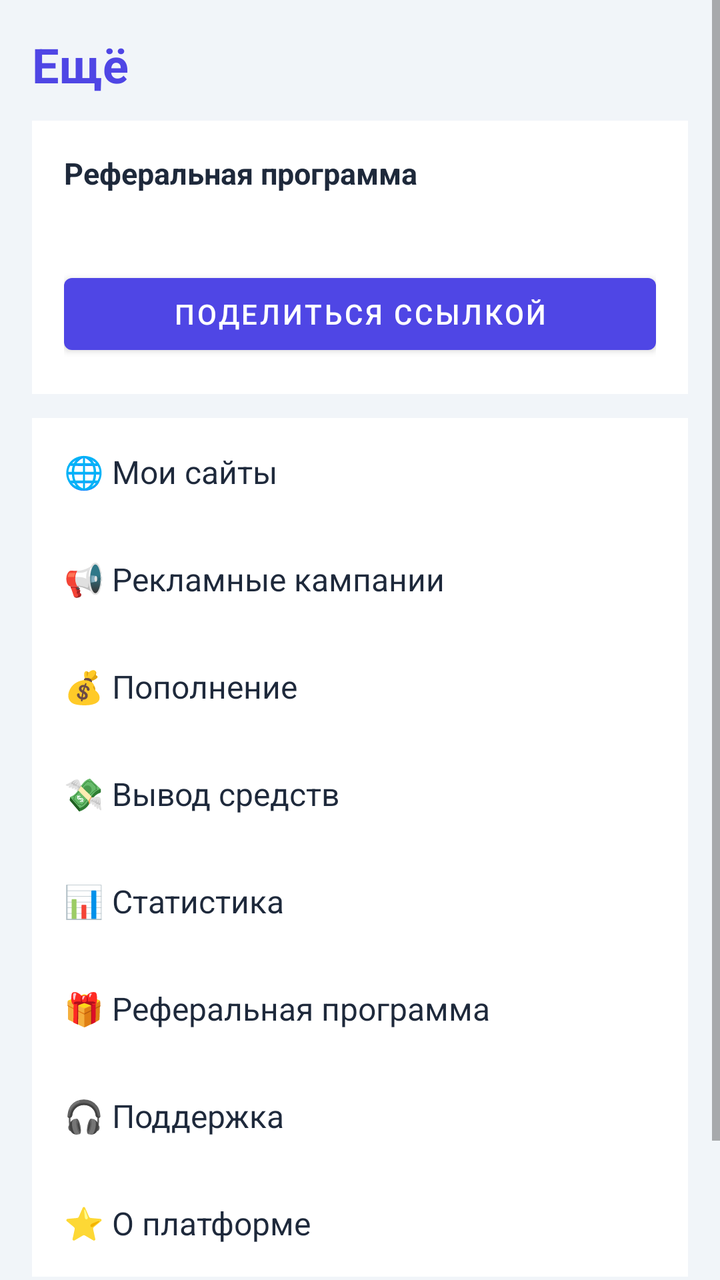
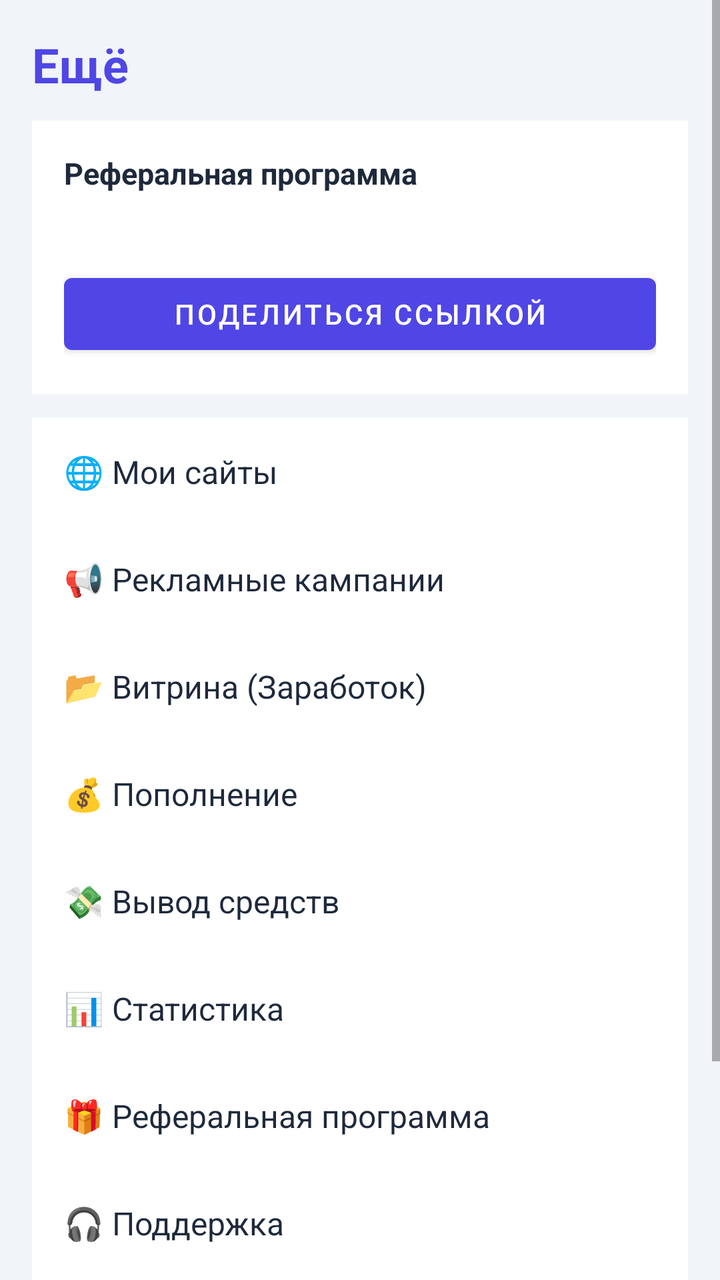

Before-and-after screenshots of an Android layout around one commit, followed by the original layout XML and the change that was made.
<!-- AndroidManifest.xml: application theme Theme.AdLinkPro -->
<!-- res/layout/fragment_more.xml -->
<?xml version="1.0" encoding="utf-8"?>
<ScrollView xmlns:android="http://schemas.android.com/apk/res/android"
    android:layout_width="match_parent"
    android:layout_height="match_parent"
    android:background="@color/bg_light"
    android:fillViewport="true">

    <LinearLayout
        android:layout_width="match_parent"
        android:layout_height="wrap_content"
        android:orientation="vertical"
        android:padding="16dp">

        <TextView
            android:layout_width="match_parent"
            android:layout_height="wrap_content"
            android:text="Ещё"
            android:textColor="@color/primary"
            android:textSize="24sp"
            android:textStyle="bold"
            android:layout_marginBottom="12dp"/>

        <LinearLayout
            android:layout_width="match_parent"
            android:layout_height="wrap_content"
            android:orientation="vertical"
            android:background="@color/white"
            android:padding="16dp">

            <TextView
                android:layout_width="match_parent"
                android:layout_height="wrap_content"
                android:text="Реферальная программа"
                android:textColor="@color/text_main"
                android:textSize="15sp"
                android:textStyle="bold"/>

            <TextView
                android:id="@+id/tv_referral"
                android:layout_width="match_parent"
                android:layout_height="wrap_content"
                android:textColor="@color/primary"
                android:textSize="18sp"
                android:textStyle="bold"
                android:layout_marginTop="4dp"/>

            <Button
                android:id="@+id/btn_share"
                android:layout_width="match_parent"
                android:layout_height="wrap_content"
                android:layout_marginTop="8dp"
                android:text="Поделиться ссылкой"/>
        </LinearLayout>

        <LinearLayout
            android:layout_width="match_parent"
            android:layout_height="wrap_content"
            android:orientation="vertical"
            android:background="@color/white"
            android:layout_marginTop="12dp">

            <TextView android:id="@+id/row_sites"     android:layout_width="match_parent" android:layout_height="wrap_content" android:padding="16dp" android:text="🌐 Мои сайты"              android:textColor="@color/text_main" android:textSize="16sp"/>
            <TextView android:id="@+id/row_campaigns" android:layout_width="match_parent" android:layout_height="wrap_content" android:padding="16dp" android:text="📢 Рекламные кампании"    android:textColor="@color/text_main" android:textSize="16sp"/>
            <TextView android:id="@+id/row_deposit"   android:layout_width="match_parent" android:layout_height="wrap_content" android:padding="16dp" android:text="💰 Пополнение"            android:textColor="@color/text_main" android:textSize="16sp"/>
            <TextView android:id="@+id/row_withdraw"  android:layout_width="match_parent" android:layout_height="wrap_content" android:padding="16dp" android:text="💸 Вывод средств"         android:textColor="@color/text_main" android:textSize="16sp"/>
            <TextView android:id="@+id/row_stats"     android:layout_width="match_parent" android:layout_height="wrap_content" android:padding="16dp" android:text="📊 Статистика"            android:textColor="@color/text_main" android:textSize="16sp"/>
            <TextView android:id="@+id/row_ref"       android:layout_width="match_parent" android:layout_height="wrap_content" android:padding="16dp" android:text="🎁 Реферальная программа" android:textColor="@color/text_main" android:textSize="16sp"/>
            <TextView android:id="@+id/row_support"   android:layout_width="match_parent" android:layout_height="wrap_content" android:padding="16dp" android:text="🎧 Поддержка"             android:textColor="@color/text_main" android:textSize="16sp"/>
            <TextView android:id="@+id/row_about"     android:layout_width="match_parent" android:layout_height="wrap_content" android:padding="16dp" android:text="⭐ О платформе"           android:textColor="@color/text_main" android:textSize="16sp"/>
        </LinearLayout>

        <Button
            android:id="@+id/btn_logout"
            android:layout_width="match_parent"
            android:layout_height="wrap_content"
            android:layout_marginTop="16dp"
            android:text="Выйти"/>
    </LinearLayout>
</ScrollView>
<!-- resources referenced by this layout -->
<resources>
  <color name="bg_light">#f1f5f9</color>
  <color name="primary">#4f46e5</color>
  <color name="text_main">#1e293b</color>
  <color name="white">#ffffff</color>
  <style name="Theme.AdLinkPro" parent="Theme.MaterialComponents.DayNight.NoActionBar">
          <item name="colorPrimary">@color/primary</item>
          <item name="colorPrimaryDark">@color/primaryDark</item>
          <item name="colorSecondary">@color/accent</item>
          <item name="android:windowBackground">@color/bgLight</item>
      </style>
  <color name="primaryDark">#4338ca</color>
  <color name="accent">#4f46e5</color>
  <color name="bgLight">#f1f5f9</color>
</resources>

<!-- the commit's change to res/layout/fragment_more.xml (unified diff, before → after) -->
@@ -61,6 +61,7 @@
 
             <TextView android:id="@+id/row_sites"     android:layout_width="match_parent" android:layout_height="wrap_content" android:padding="16dp" android:text="🌐 Мои сайты"              android:textColor="@color/text_main" android:textSize="16sp"/>
             <TextView android:id="@+id/row_campaigns" android:layout_width="match_parent" android:layout_height="wrap_content" android:padding="16dp" android:text="📢 Рекламные кампании"    android:textColor="@color/text_main" android:textSize="16sp"/>
+            <TextView android:id="@+id/row_showcase"  android:layout_width="match_parent" android:layout_height="wrap_content" android:padding="16dp" android:text="📂 Витрина (Заработок)"   android:textColor="@color/text_main" android:textSize="16sp"/>
             <TextView android:id="@+id/row_deposit"   android:layout_width="match_parent" android:layout_height="wrap_content" android:padding="16dp" android:text="💰 Пополнение"            android:textColor="@color/text_main" android:textSize="16sp"/>
             <TextView android:id="@+id/row_withdraw"  android:layout_width="match_parent" android:layout_height="wrap_content" android:padding="16dp" android:text="💸 Вывод средств"         android:textColor="@color/text_main" android:textSize="16sp"/>
             <TextView android:id="@+id/row_stats"     android:layout_width="match_parent" android:layout_height="wrap_content" android:padding="16dp" android:text="📊 Статистика"            android:textColor="@color/text_main" android:textSize="16sp"/>
